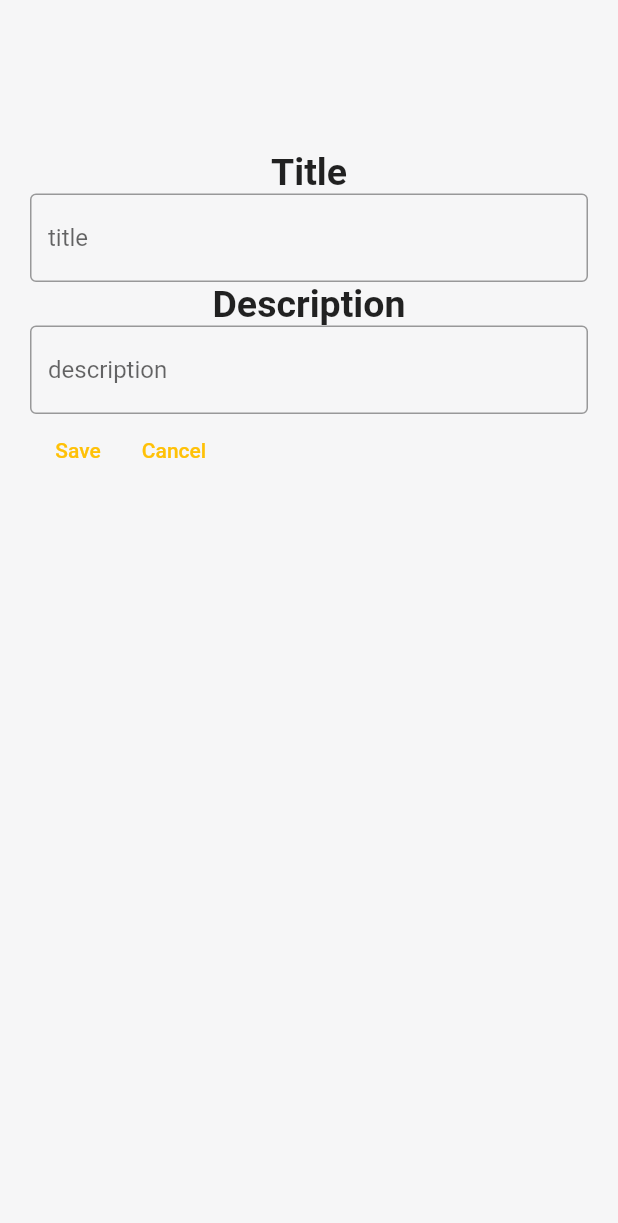
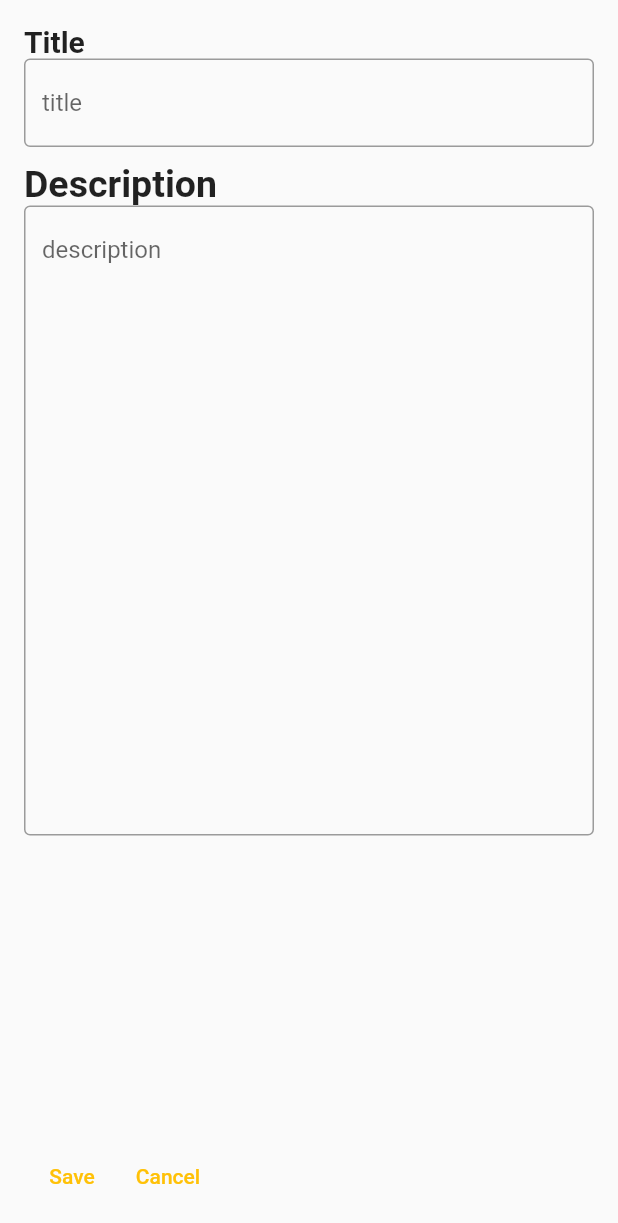
Before and after one commit to frey-eth/to_do_app, a Flutter app: the screen it shows after launch, after a tap on the "add" icon, on a phone screen of 412 x 824 dp. Shown: the top 1223 px of the screen. Run offline on Flutter 3.47's test engine with Material 2 defaults, Android fonts, the phone set to English and light mode, and no system bars; our stand-ins replace flutter_slidable.

Commit message:
update-ui-des
note

```diff
--- a/lib/util/dialog_box.dart
+++ b/lib/util/dialog_box.dart
@@ -15,25 +15,47 @@ class Note extends StatelessWidget {
 
   @override
   Widget build(BuildContext context) {
-    return Scaffold(
-      backgroundColor: Color.fromARGB(255, 246, 246, 247),
-      body: Container(
-        margin: EdgeInsets.only(top: 100, right: 20, left: 20),
-        child: Column(children: [
-          //get user input
+    return GestureDetector(
+        onTap: () {
+          FocusScope.of(context).unfocus();
+        },
+        child: Scaffold(
+          body: SafeArea(
+            child: Padding(
+              padding: const EdgeInsets.all(16.0),
+              child: Column(
+                children: [
+                  Expanded(
+                    child: SingleChildScrollView(
+                      child: Column(
+                        crossAxisAlignment: CrossAxisAlignment.start,
+                        children: [
                           Text('Title',
-              style: TextStyle(fontWeight: FontWeight.bold, fontSize: 25)),
+                              style: TextStyle(
+                                  fontWeight: FontWeight.bold, fontSize: 20)),
                           TextField(
                             controller: textController,
+                            keyboardType: TextInputType.multiline,
+                            maxLines: null,
                             decoration: InputDecoration(
-                border: OutlineInputBorder(), hintText: 'title'),
+                                border: OutlineInputBorder(),
+                                hintText: 'title'),
                           ),
+                          SizedBox(height: 10),
                           Text('Description',
-              style: TextStyle(fontWeight: FontWeight.bold, fontSize: 25)),
+                              style: TextStyle(
+                                  fontWeight: FontWeight.bold, fontSize: 25)),
                           TextField(
-            controller: desController,
+                            controller : desController,
+                            keyboardType: TextInputType.multiline,
+                            maxLines: MediaQuery.of(context).size.height ~/ 40,
                             decoration: InputDecoration(
-                border: OutlineInputBorder(), hintText: 'description'),
+                                border: OutlineInputBorder(),
+                                hintText: 'description'),
+                          ),
+                        ],
+                      ),
+                    ),
                   ),
                   Row(
                     children: [
@@ -44,8 +66,10 @@ class Note extends StatelessWidget {
                       TextButton(onPressed: onCancel, child: Text('Cancel')),
                     ],
                   ),
-        ]),
+                ],
               ),
-    );
+            ),
+          ),
+        ));
   }
 }
```
Also changed, not shown: lib/pages/home_page.dart (+6 -1 lines), lib/util/todo_tile.dart (+24 -12 lines), flutter_02.png (added). Lines whose indentation alone changed are shown as unchanged.
